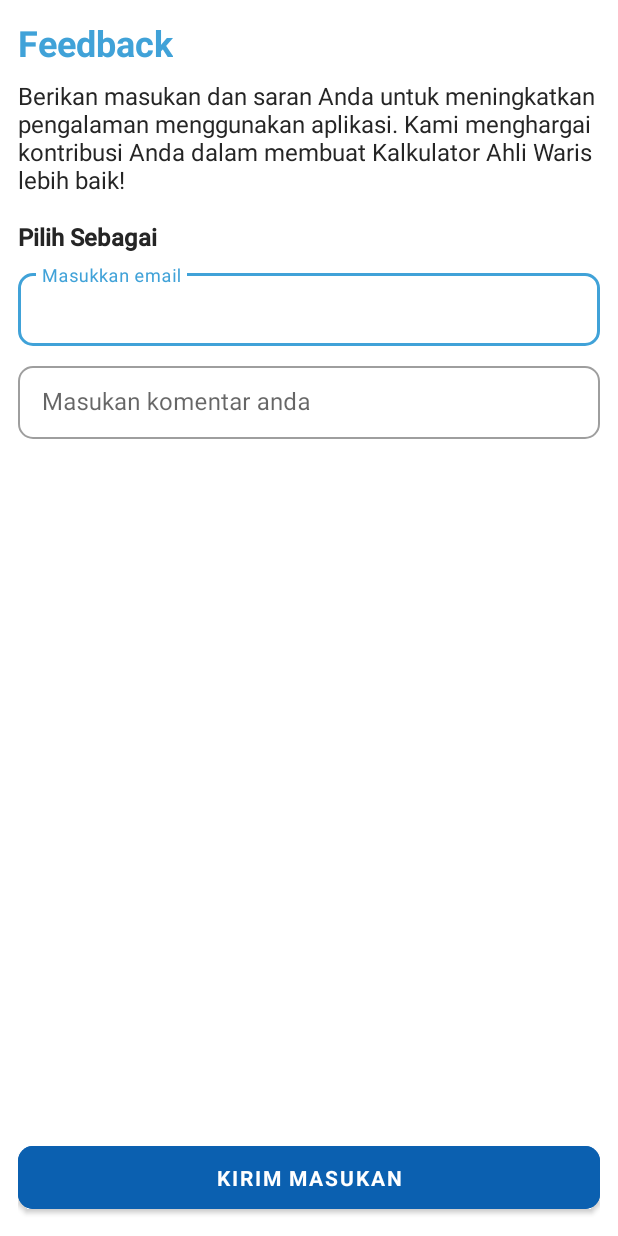
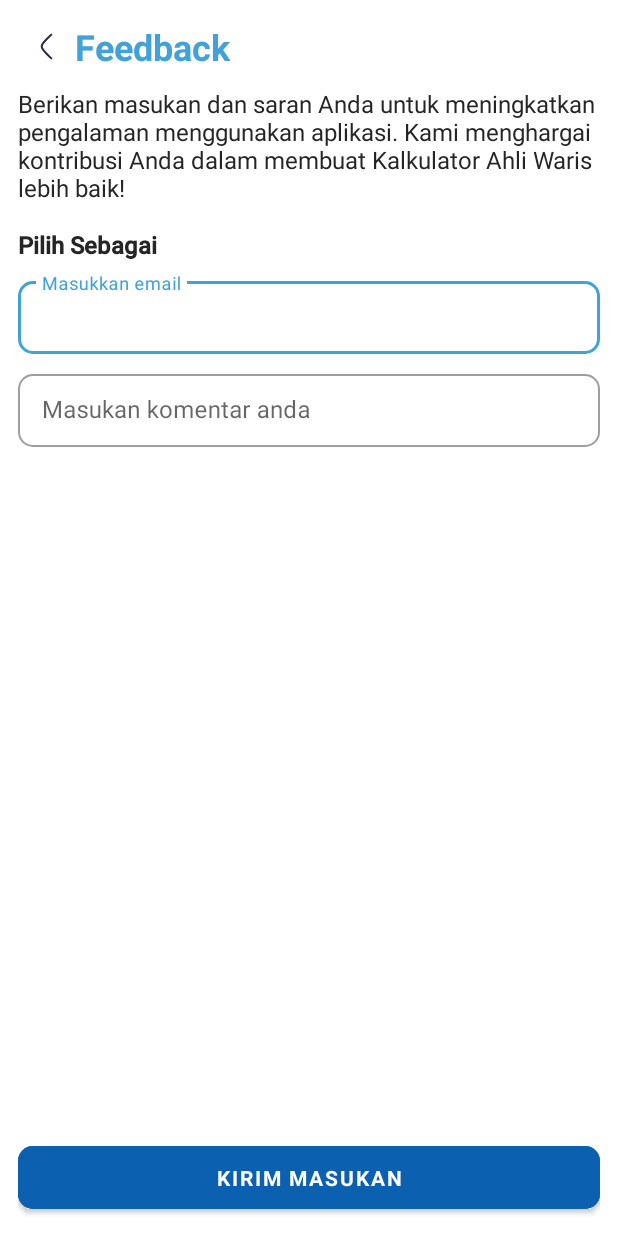
Before and after one commit to ryhanhxx/Al-Mirats, an Android app: the layout activity_feedback.xml on its own in the app's theme, with its tools: preview values and no code run, on a phone screen of 412 x 824 dp. Run offline under Robolectric (Android 15) with nearby library versions, the phone set to English and light mode, and no system bars.

Commit message:
Feedback Activity

```diff
--- a/app/src/main/java/com/ch/al_mirats/presentation/main/MainActivity.kt
+++ b/app/src/main/java/com/ch/al_mirats/presentation/main/MainActivity.kt
@@ -26,7 +26,7 @@ class MainActivity : AppCompatActivity() {
         // menu should be considered as top level destinations.
         val appBarConfiguration = AppBarConfiguration(
             setOf(
-                R.id.navigation_home, R.id.navigation_materi, R.id.navigation_feedback
+                R.id.navigation_home, R.id.navigation_materi,
             )
         )
 
--- a/app/src/main/res/layout/fragment_feedback.xml
+++ b/app/src/main/res/layout/activity_feedback.xml
@@ -4,19 +4,38 @@
     xmlns:tools="http://schemas.android.com/tools"
     android:layout_width="match_parent"
     android:layout_height="match_parent"
-    android:layout_margin="12dp"
-    tools:context=".presentation.feedback.FeedbackFragment">
+    android:padding="12dp"
+    tools:context=".presentation.feedback.FeedbackActivity">
+
+    <androidx.appcompat.widget.LinearLayoutCompat
+        android:id="@+id/ll_header"
+        android:layout_width="match_parent"
+        android:layout_height="wrap_content"
+        android:orientation="horizontal"
+        app:layout_constraintStart_toStartOf="parent"
+        app:layout_constraintTop_toTopOf="parent">
+
+        <ImageView
+            android:id="@+id/iv_back"
+            android:layout_width="38dp"
+            android:layout_height="38dp"
+            android:layout_gravity="center"
+            android:src="@drawable/ic_left"
+            app:layout_constraintStart_toStartOf="parent"
+            app:layout_constraintTop_toTopOf="parent" />
 
         <TextView
             android:id="@+id/tv_feedback"
             android:layout_width="wrap_content"
             android:layout_height="wrap_content"
+            android:layout_gravity="center"
             android:fontFamily="@font/roboto_bold"
             android:text="@string/txt_feedback"
             android:textColor="@color/primary_light_blue"
             android:textSize="24sp"
-        app:layout_constraintStart_toStartOf="parent"
+            app:layout_constraintStart_toEndOf="@id/iv_back"
             app:layout_constraintTop_toTopOf="parent" />
+    </androidx.appcompat.widget.LinearLayoutCompat>
 
     <TextView
         android:id="@+id/tv_desc"
@@ -29,7 +48,7 @@
         android:textSize="16sp"
         app:layout_constraintEnd_toEndOf="parent"
         app:layout_constraintStart_toStartOf="parent"
-        app:layout_constraintTop_toBottomOf="@+id/tv_feedback" />
+        app:layout_constraintTop_toBottomOf="@+id/ll_header" />
 
     <TextView
         android:id="@+id/tv_pilih"
--- a/app/src/main/res/layout/fragment_home.xml
+++ b/app/src/main/res/layout/fragment_home.xml
@@ -106,6 +106,7 @@
             app:layout_constraintTop_toBottomOf="@id/tv_fitur">
 
             <androidx.appcompat.widget.LinearLayoutCompat
+                android:id="@+id/ll_kalkulator"
                 android:layout_width="match_parent"
                 android:layout_height="wrap_content"
                 android:orientation="vertical">
@@ -136,6 +137,7 @@
             app:layout_constraintTop_toBottomOf="@id/tv_fitur">
 
             <androidx.appcompat.widget.LinearLayoutCompat
+                android:id="@+id/ll_tutorial"
                 android:layout_width="match_parent"
                 android:layout_height="wrap_content"
                 android:orientation="vertical">
@@ -166,6 +168,7 @@
             app:layout_constraintTop_toBottomOf="@id/tv_fitur">
 
             <androidx.appcompat.widget.LinearLayoutCompat
+                android:id="@+id/ll_feedback"
                 android:layout_width="match_parent"
                 android:layout_height="wrap_content"
                 android:orientation="vertical">
@@ -196,6 +199,7 @@
             app:layout_constraintTop_toBottomOf="@id/tv_fitur">
 
             <androidx.appcompat.widget.LinearLayoutCompat
+                android:id="@+id/ll_about"
                 android:layout_width="match_parent"
                 android:layout_height="wrap_content"
                 android:orientation="vertical">
--- a/app/src/main/res/menu/bottom_nav_menu.xml
+++ b/app/src/main/res/menu/bottom_nav_menu.xml
@@ -11,9 +11,4 @@
         android:icon="@drawable/ic_materi"
         android:title="@string/title_materi" />
 
-    <item
-        android:id="@+id/navigation_feedback"
-        android:icon="@drawable/ic_feedback"
-        android:title="@string/title_feedback" />
-
 </menu>
--- a/app/src/main/res/navigation/mobile_navigation.xml
+++ b/app/src/main/res/navigation/mobile_navigation.xml
@@ -17,9 +17,4 @@
         android:label="@string/title_materi"
         tools:layout="@layout/fragment_materi" />
 
-    <fragment
-        android:id="@+id/navigation_feedback"
-        android:name="com.ch.al_mirats.presentation.feedback.FeedbackFragment"
-        android:label="@string/title_feedback"
-        tools:layout="@layout/fragment_feedback" />
 </navigation>
```
Also changed, not shown: app/src/main/AndroidManifest.xml (+7 -1 lines), app/src/main/java/com/ch/al_mirats/presentation/feedback/FeedbackActivity.kt (added, +30 -0 lines), app/src/main/java/com/ch/al_mirats/presentation/feedback/FeedbackFragment.kt (deleted, +0 -25 lines), app/src/main/java/com/ch/al_mirats/presentation/feedback/FeedbackViewModel.kt (deleted, +0 -13 lines), app/src/main/java/com/ch/al_mirats/presentation/home/HomeFragment.kt (+15 -10 lines), app/src/main/java/com/ch/al_mirats/presentation/tutorial/TutorialActivity.kt (added, +14 -0 lines), app/src/main/res/layout/activity_tutorial.xml (added, +9 -0 lines). Lines whose indentation alone changed are shown as unchanged.
